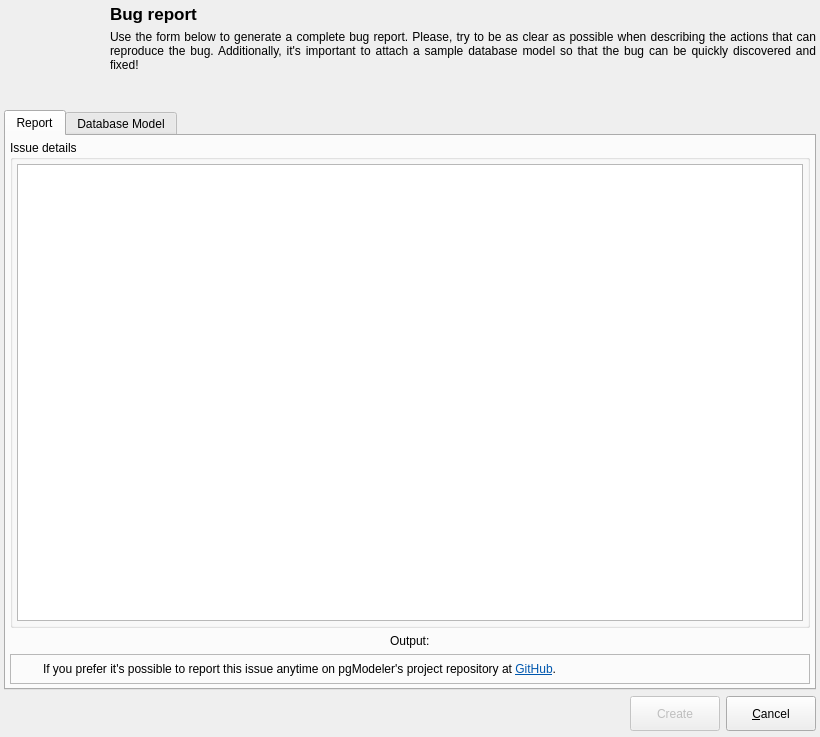
This is libs/libgui/ui/tools/bugreportform.ui in pgmodeler/pgmodeler as Qt 5 draws it before an edit. The edited form follows.
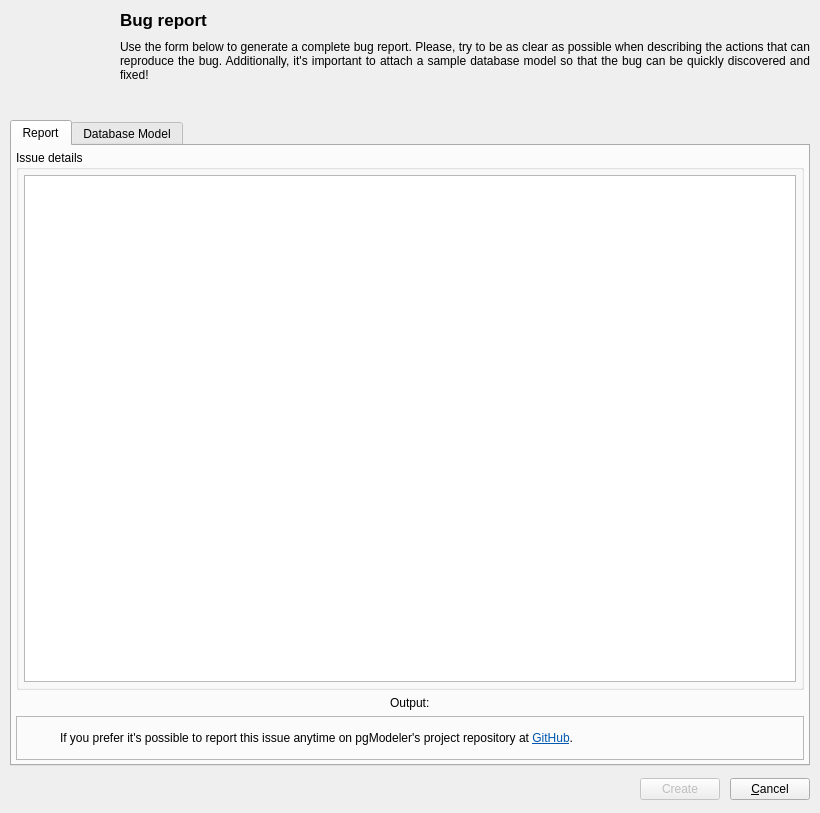
This is the edited form. Icons and pictures are not drawn.

Commit message:
Adjusted the size of icons in toolbuttons
Stardardization of layout spacing/margin in widgets

```diff
--- a/libs/libgui/ui/tools/bugreportform.ui
+++ b/libs/libgui/ui/tools/bugreportform.ui
@@ -10,7 +10,7 @@
     <x>0</x>
     <y>0</y>
     <width>820</width>
-    <height>737</height>
+    <height>813</height>
    </rect>
   </property>
   <property name="sizePolicy">
@@ -40,19 +40,19 @@
   </property>
   <layout class="QGridLayout" name="gridLayout">
    <property name="leftMargin">
-    <number>4</number>
+    <number>10</number>
    </property>
    <property name="topMargin">
-    <number>4</number>
+    <number>10</number>
    </property>
    <property name="rightMargin">
-    <number>4</number>
+    <number>10</number>
    </property>
    <property name="bottomMargin">
-    <number>4</number>
+    <number>10</number>
    </property>
    <property name="spacing">
-    <number>6</number>
+    <number>10</number>
    </property>
    <item row="0" column="0" rowspan="2">
     <widget class="QLabel" name="logo_lbl">
@@ -112,87 +112,40 @@
     </widget>
    </item>
    <item row="3" column="0" colspan="2">
-    <layout class="QGridLayout" name="botoes_lt">
+    <layout class="QHBoxLayout" name="horizontalLayout">
+     <property name="spacing">
+      <number>10</number>
+     </property>
      <property name="leftMargin">
-      <number>4</number>
+      <number>0</number>
      </property>
      <property name="bottomMargin">
-      <number>2</number>
-     </property>
-     <property name="spacing">
       <number>0</number>
      </property>
-     <item row="0" column="3">
-      <widget class="QPushButton" name="cancel_btn">
-       <property name="sizePolicy">
-        <sizepolicy hsizetype="Preferred" vsizetype="Preferred">
-         <horstretch>0</horstretch>
-         <verstretch>0</verstretch>
-        </sizepolicy>
-       </property>
-       <property name="minimumSize">
-        <size>
-         <width>90</width>
-         <height>35</height>
-        </size>
-       </property>
-       <property name="maximumSize">
-        <size>
-         <width>16777215</width>
-         <height>16777215</height>
-        </size>
-       </property>
-       <property name="text">
-        <string>&amp;Cancel</string>
-       </property>
-       <property name="icon">
-        <iconset resource="../../res/resources.qrc">
-         <normaloff>:/icons/icons/error.png</normaloff>:/icons/icons/error.png</iconset>
-       </property>
-       <property name="iconSize">
-        <size>
-         <width>22</width>
-         <height>22</height>
-        </size>
-       </property>
-       <property name="flat">
-        <bool>false</bool>
-       </property>
-      </widget>
-     </item>
-     <item row="0" column="2">
-      <spacer name="horizontalSpacer">
+     <item>
+      <spacer>
        <property name="orientation">
         <enum>Qt::Horizontal</enum>
        </property>
-       <property name="sizeType">
-        <enum>QSizePolicy::Fixed</enum>
-       </property>
        <property name="sizeHint" stdset="0">
         <size>
-         <width>6</width>
-         <height>20</height>
+         <width>91</width>
+         <height>27</height>
         </size>
        </property>
       </spacer>
      </item>
-     <item row="0" column="1">
+     <item>
       <widget class="QPushButton" name="create_btn">
        <property name="enabled">
         <bool>false</bool>
        </property>
        <property name="sizePolicy">
-        <sizepolicy hsizetype="Preferred" vsizetype="Preferred">
+        <sizepolicy hsizetype="Preferred" vsizetype="Fixed">
          <horstretch>0</horstretch>
          <verstretch>0</verstretch>
         </sizepolicy>
        </property>
-       <property name="minimumSize">
-        <size>
-         <width>90</width>
-         <height>35</height>
-        </size>
-       </property>
        <property name="maximumSize">
         <size>
          <width>16777215</width>
@@ -208,8 +161,8 @@
        </property>
        <property name="iconSize">
         <size>
-         <width>22</width>
-         <height>22</height>
+         <width>32</width>
+         <height>32</height>
         </size>
        </property>
        <property name="default">
@@ -217,18 +170,37 @@
        </property>
       </widget>
      </item>
-     <item row="0" column="0">
-      <spacer>
-       <property name="orientation">
-        <enum>Qt::Horizontal</enum>
+     <item>
+      <widget class="QPushButton" name="cancel_btn">
+       <property name="sizePolicy">
+        <sizepolicy hsizetype="Preferred" vsizetype="Fixed">
+         <horstretch>0</horstretch>
+         <verstretch>0</verstretch>
+        </sizepolicy>
        </property>
-       <property name="sizeHint" stdset="0">
+       <property name="maximumSize">
         <size>
-         <width>91</width>
-         <height>27</height>
+         <width>16777215</width>
+         <height>16777215</height>
         </size>
        </property>
-      </spacer>
+       <property name="text">
+        <string>&amp;Cancel</string>
+       </property>
+       <property name="icon">
+        <iconset resource="../../res/resources.qrc">
+         <normaloff>:/icons/icons/error.png</normaloff>:/icons/icons/error.png</iconset>
+       </property>
+       <property name="iconSize">
+        <size>
+         <width>32</width>
+         <height>32</height>
+        </size>
+       </property>
+       <property name="flat">
+        <bool>false</bool>
+       </property>
+      </widget>
      </item>
     </layout>
    </item>
@@ -304,16 +276,16 @@
          </property>
          <layout class="QGridLayout" name="gridLayout_3">
           <property name="leftMargin">
-           <number>4</number>
+           <number>5</number>
           </property>
           <property name="topMargin">
-           <number>4</number>
+           <number>5</number>
           </property>
           <property name="rightMargin">
-           <number>4</number>
+           <number>5</number>
           </property>
           <property name="bottomMargin">
-           <number>4</number>
+           <number>5</number>
           </property>
           <item row="0" column="0">
            <widget class="QPlainTextEdit" name="details_txt"/>
@@ -374,29 +346,29 @@
          </property>
          <layout class="QGridLayout" name="gridLayout_5">
           <property name="leftMargin">
-           <number>2</number>
+           <number>5</number>
           </property>
           <property name="topMargin">
-           <number>2</number>
+           <number>5</number>
           </property>
           <property name="rightMargin">
-           <number>2</number>
+           <number>5</number>
           </property>
           <property name="bottomMargin">
-           <number>2</number>
+           <number>5</number>
           </property>
           <item row="0" column="0">
            <widget class="QLabel" name="hint_ico_lbl">
             <property name="minimumSize">
              <size>
-              <width>24</width>
-              <height>24</height>
+              <width>32</width>
+              <height>32</height>
              </size>
             </property>
             <property name="maximumSize">
              <size>
-              <width>24</width>
-              <height>24</height>
+              <width>32</width>
+              <height>32</height>
              </size>
             </property>
             <property name="text">
```
Left out of the diff: 20 changed lines with no effect on the pictures. The commit also changes 71 other files.
